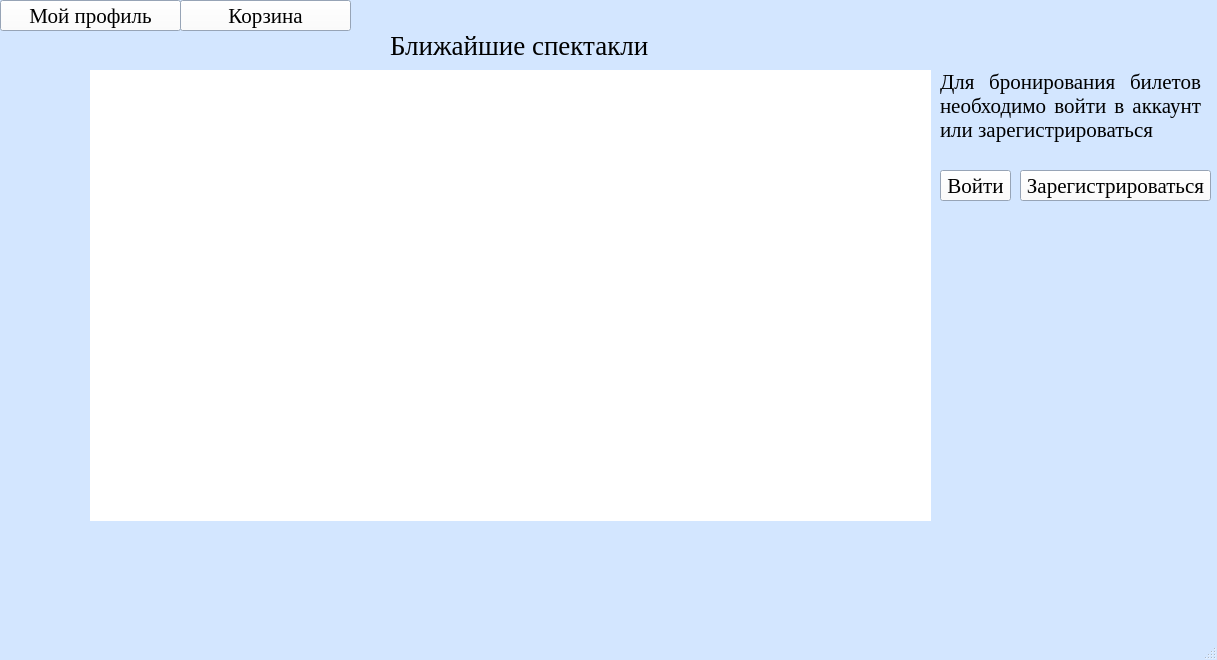
Before: the Qt Designer form mainwindow.ui in stepankolchin/TeatrPostgreSQL, drawn with Qt 5.
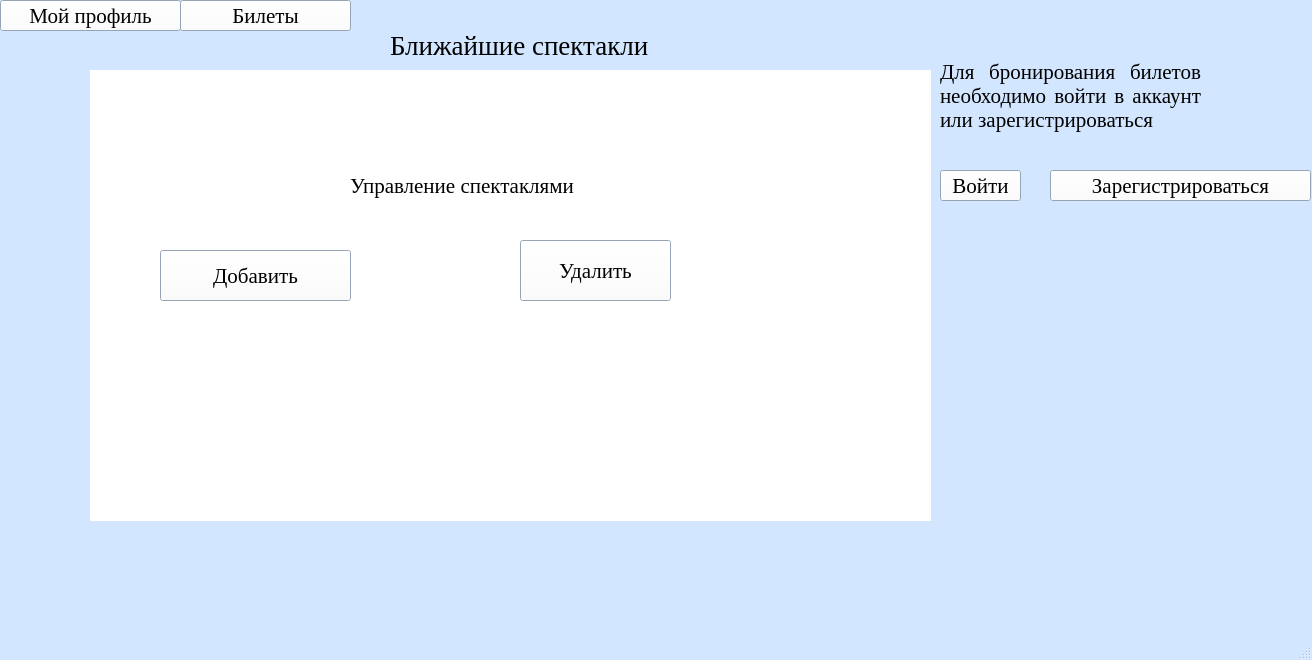
After: the same form once the commit is applied.

Commit message: Реализовать возможности админа по добавлению и удалению спектаклей

```diff
--- a/mainwindow.ui
+++ b/mainwindow.ui
@@ -6,7 +6,7 @@
    <rect>
     <x>0</x>
     <y>0</y>
-    <width>1217</width>
+    <width>1312</width>
     <height>660</height>
    </rect>
   </property>
@@ -190,7 +190,7 @@
      <rect>
       <x>390</x>
       <y>30</y>
-      <width>291</width>
+      <width>331</width>
       <height>31</height>
      </rect>
     </property>
@@ -208,9 +208,9 @@
     <property name="geometry">
      <rect>
       <x>940</x>
-      <y>50</y>
+      <y>30</y>
       <width>261</width>
-      <height>111</height>
+      <height>131</height>
      </rect>
     </property>
     <property name="text">
@@ -231,7 +231,7 @@
      <rect>
       <x>940</x>
       <y>170</y>
-      <width>71</width>
+      <width>81</width>
       <height>31</height>
      </rect>
     </property>
@@ -245,9 +245,9 @@
    <widget class="QPushButton" name="pushButton_register">
     <property name="geometry">
      <rect>
-      <x>1020</x>
+      <x>1050</x>
       <y>170</y>
-      <width>191</width>
+      <width>261</width>
       <height>31</height>
      </rect>
     </property>
@@ -287,7 +287,46 @@
      <cursorShape>PointingHandCursor</cursorShape>
     </property>
     <property name="text">
-     <string>Корзина</string>
+     <string>Билеты</string>
+    </property>
+   </widget>
+   <widget class="QPushButton" name="pushButton_addShow">
+    <property name="geometry">
+     <rect>
+      <x>160</x>
+      <y>250</y>
+      <width>191</width>
+      <height>51</height>
+     </rect>
+    </property>
+    <property name="text">
+     <string>Добавить</string>
+    </property>
+   </widget>
+   <widget class="QPushButton" name="pushButton_deleteShow">
+    <property name="geometry">
+     <rect>
+      <x>520</x>
+      <y>240</y>
+      <width>151</width>
+      <height>61</height>
+     </rect>
+    </property>
+    <property name="text">
+     <string>Удалить</string>
+    </property>
+   </widget>
+   <widget class="QLabel" name="label_admin">
+    <property name="geometry">
+     <rect>
+      <x>350</x>
+      <y>170</y>
+      <width>231</width>
+      <height>31</height>
+     </rect>
+    </property>
+    <property name="text">
+     <string>Управление спектаклями</string>
     </property>
    </widget>
   </widget>
```
Left out of the diff: 2 changed lines with no effect on the pictures. The commit also changes 2 other files.
